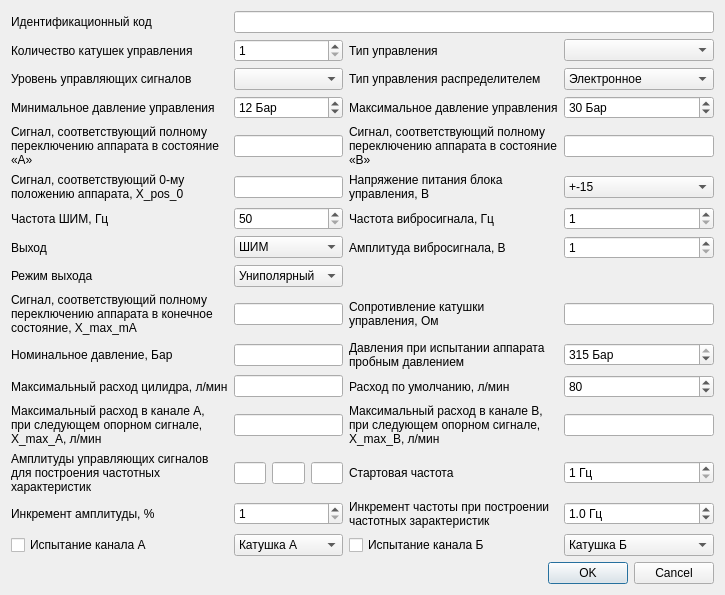
Old version of the form servo_title_info.ui in the repository firef0xff/SSHGS01.
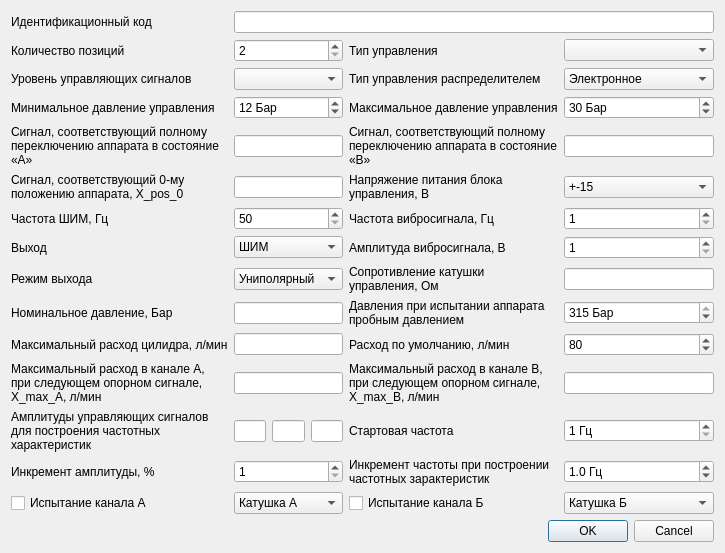
New version of the form.

Diff of the .ui file:
```diff
--- a/servo_title_info.ui
+++ b/servo_title_info.ui
@@ -7,7 +7,7 @@
     <x>0</x>
     <y>0</y>
     <width>834</width>
-    <height>778</height>
+    <height>723</height>
    </rect>
   </property>
   <property name="windowTitle">
@@ -68,11 +68,11 @@
      <item row="1" column="1">
       <widget class="QSpinBox" name="ReelCount">
        <property name="minimum">
-        <number>1</number>
-       </property>
-       <property name="maximum">
         <number>2</number>
        </property>
+       <property name="maximum">
+        <number>3</number>
+       </property>
       </widget>
      </item>
      <item row="7" column="0">
@@ -126,15 +126,6 @@
        </item>
       </widget>
      </item>
-     <item row="9" column="0">
-      <widget class="QLabel" name="l_end_signal">
-       <property name="text">
-        <string>Сигнал, соответствующий полному
-переключению аппарата в конечное
-состояние, X_max_mA</string>
-       </property>
-      </widget>
-     </item>
      <item row="15" column="0">
       <widget class="QCheckBox" name="TestChA">
        <property name="text">
@@ -176,9 +167,6 @@
        </property>
       </widget>
      </item>
-     <item row="9" column="1">
-      <widget class="QLineEdit" name="EndSgnal"/>
-     </item>
      <item row="11" column="1">
       <widget class="QLineEdit" name="MaxExpenditure">
        <property name="sizePolicy">
@@ -311,14 +299,6 @@
        </property>
       </widget>
      </item>
-     <item row="9" column="2">
-      <widget class="QLabel" name="l_control_reel_resist">
-       <property name="text">
-        <string>Сопротивление катушки
-управления, Ом</string>
-       </property>
-      </widget>
-     </item>
      <item row="0" column="0">
       <widget class="QLabel" name="l_ser_no">
        <property name="text">
@@ -329,7 +309,7 @@
      <item row="1" column="0">
       <widget class="QLabel" name="l_reel_count">
        <property name="text">
-        <string>Количество катушек управления</string>
+        <string>Количество позиций</string>
        </property>
       </widget>
      </item>
@@ -484,16 +464,6 @@
        </property>
       </widget>
      </item>
-     <item row="9" column="3">
-      <widget class="QLineEdit" name="ControlReelResist">
-       <property name="maximumSize">
-        <size>
-         <width>150</width>
-         <height>16777215</height>
-        </size>
-       </property>
-      </widget>
-     </item>
      <item row="10" column="2">
       <widget class="QLabel" name="l_pressure_testing">
        <property name="text">
@@ -879,6 +849,24 @@
        </property>
       </widget>
      </item>
+     <item row="8" column="2">
+      <widget class="QLabel" name="l_control_reel_resist">
+       <property name="text">
+        <string>Сопротивление катушки
+управления, Ом</string>
+       </property>
+      </widget>
+     </item>
+     <item row="8" column="3">
+      <widget class="QLineEdit" name="ControlReelResist">
+       <property name="maximumSize">
+        <size>
+         <width>150</width>
+         <height>16777215</height>
+        </size>
+       </property>
+      </widget>
+     </item>
     </layout>
    </item>
    <item>
```
Left out of the diff: 2 changed lines with no effect on the pictures.
